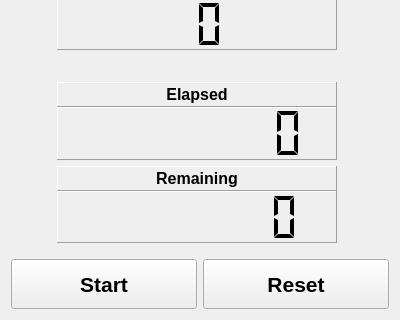
Old version of the form SimpleTrainingTimer/mainwindow.ui in the repository Myzhar/SimpleTrainingTimer; both pictures show x 0 to 400 and y 391 to 711 of the 400 by 711 pixel window.
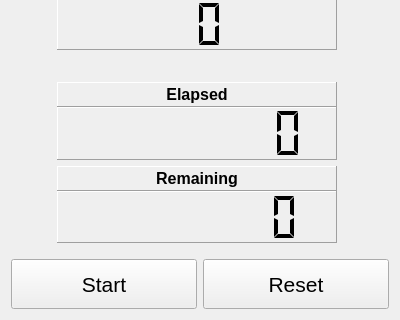
New version of the form. Icons and pictures are not drawn. Custom widgets are drawn as their Qt base class.

```diff
--- a/SimpleTrainingTimer/mainwindow.ui
+++ b/SimpleTrainingTimer/mainwindow.ui
@@ -644,9 +644,9 @@
     <item row="10" column="0" colspan="4">
      <layout class="QHBoxLayout" name="horizontalLayout">
       <item>
-       <widget class="QPushButton" name="pushButton_start_pause">
+       <widget class="QToolButton" name="toolButton_start_pause">
         <property name="sizePolicy">
-         <sizepolicy hsizetype="Minimum" vsizetype="Minimum">
+         <sizepolicy hsizetype="Preferred" vsizetype="Preferred">
           <horstretch>0</horstretch>
           <verstretch>0</verstretch>
          </sizepolicy>
@@ -660,8 +660,8 @@
         <property name="font">
          <font>
           <pointsize>16</pointsize>
-          <weight>75</weight>
-          <bold>true</bold>
+          <weight>50</weight>
+          <bold>false</bold>
          </font>
         </property>
         <property name="styleSheet">
@@ -680,12 +680,18 @@
           <height>64</height>
          </size>
         </property>
+        <property name="toolButtonStyle">
+         <enum>Qt::ToolButtonTextUnderIcon</enum>
+        </property>
+        <property name="arrowType">
+         <enum>Qt::NoArrow</enum>
+        </property>
        </widget>
       </item>
       <item>
-       <widget class="QPushButton" name="pushButton_reset">
+       <widget class="QToolButton" name="toolButton_reset">
         <property name="sizePolicy">
-         <sizepolicy hsizetype="Minimum" vsizetype="Minimum">
+         <sizepolicy hsizetype="Preferred" vsizetype="Preferred">
           <horstretch>0</horstretch>
           <verstretch>0</verstretch>
          </sizepolicy>
@@ -699,8 +705,8 @@
         <property name="font">
          <font>
           <pointsize>16</pointsize>
-          <weight>75</weight>
-          <bold>true</bold>
+          <weight>50</weight>
+          <bold>false</bold>
          </font>
         </property>
         <property name="styleSheet">
@@ -719,6 +725,12 @@
           <height>64</height>
          </size>
         </property>
+        <property name="toolButtonStyle">
+         <enum>Qt::ToolButtonTextUnderIcon</enum>
+        </property>
+        <property name="arrowType">
+         <enum>Qt::NoArrow</enum>
+        </property>
        </widget>
       </item>
      </layout>
```
Left out of the diff: 12 changed lines with no effect on the pictures.
